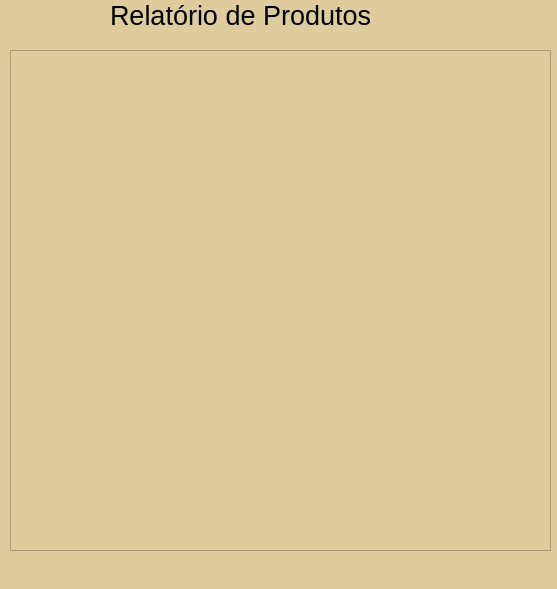
This is visualizar.ui in rogeriofh/Cadastro_de_Produtos as Qt 5 draws it before an edit. The edited form follows.
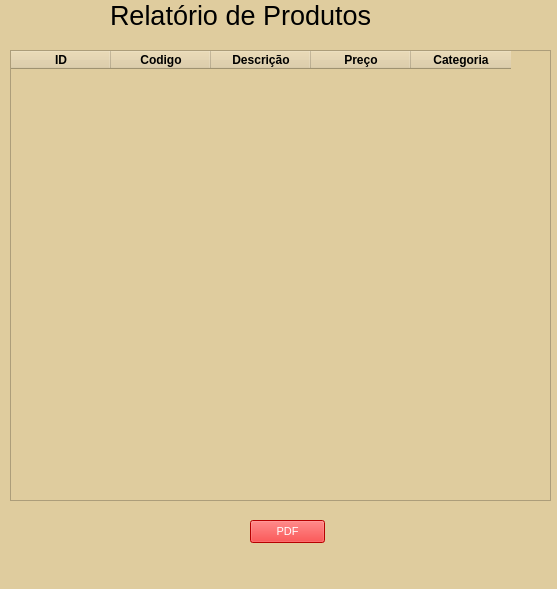
This is the edited form.

The edit to the form file:
```diff
--- a/visualizar.ui
+++ b/visualizar.ui
@@ -41,7 +41,7 @@
       <x>10</x>
       <y>50</y>
       <width>541</width>
-      <height>501</height>
+      <height>451</height>
      </rect>
     </property>
     <property name="font">
@@ -50,6 +50,92 @@
       <weight>75</weight>
       <bold>true</bold>
      </font>
+    </property>
+    <property name="gridStyle">
+     <enum>Qt::NoPen</enum>
+    </property>
+    <column>
+     <property name="text">
+      <string>ID</string>
+     </property>
+     <property name="font">
+      <font>
+       <weight>75</weight>
+       <bold>true</bold>
+      </font>
+     </property>
+    </column>
+    <column>
+     <property name="text">
+      <string>Codigo</string>
+     </property>
+     <property name="font">
+      <font>
+       <weight>75</weight>
+       <bold>true</bold>
+      </font>
+     </property>
+    </column>
+    <column>
+     <property name="text">
+      <string>Descrição</string>
+     </property>
+     <property name="font">
+      <font>
+       <weight>75</weight>
+       <bold>true</bold>
+      </font>
+     </property>
+    </column>
+    <column>
+     <property name="text">
+      <string>Preço</string>
+     </property>
+     <property name="font">
+      <font>
+       <weight>75</weight>
+       <bold>true</bold>
+      </font>
+     </property>
+    </column>
+    <column>
+     <property name="text">
+      <string>Categoria</string>
+     </property>
+     <property name="font">
+      <font>
+       <weight>75</weight>
+       <bold>true</bold>
+      </font>
+     </property>
+    </column>
+   </widget>
+   <widget class="QPushButton" name="pushButton">
+    <property name="geometry">
+     <rect>
+      <x>250</x>
+      <y>520</y>
+      <width>75</width>
+      <height>23</height>
+     </rect>
+    </property>
+    <property name="font">
+     <font>
+      <family>MS Shell Dlg 2</family>
+      <pointsize>8</pointsize>
+      <weight>9</weight>
+      <italic>false</italic>
+      <bold>false</bold>
+     </font>
+    </property>
+    <property name="styleSheet">
+     <string notr="true">background-color: rgb(0, 0, 255);
+background-color: rgb(255, 0, 0);
+font: 75 8pt &quot;MS Shell Dlg 2&quot;;
+color: rgb(255, 255, 255);</string>
+    </property>
+    <property name="text">
+     <string>PDF</string>
     </property>
    </widget>
   </widget>
```
